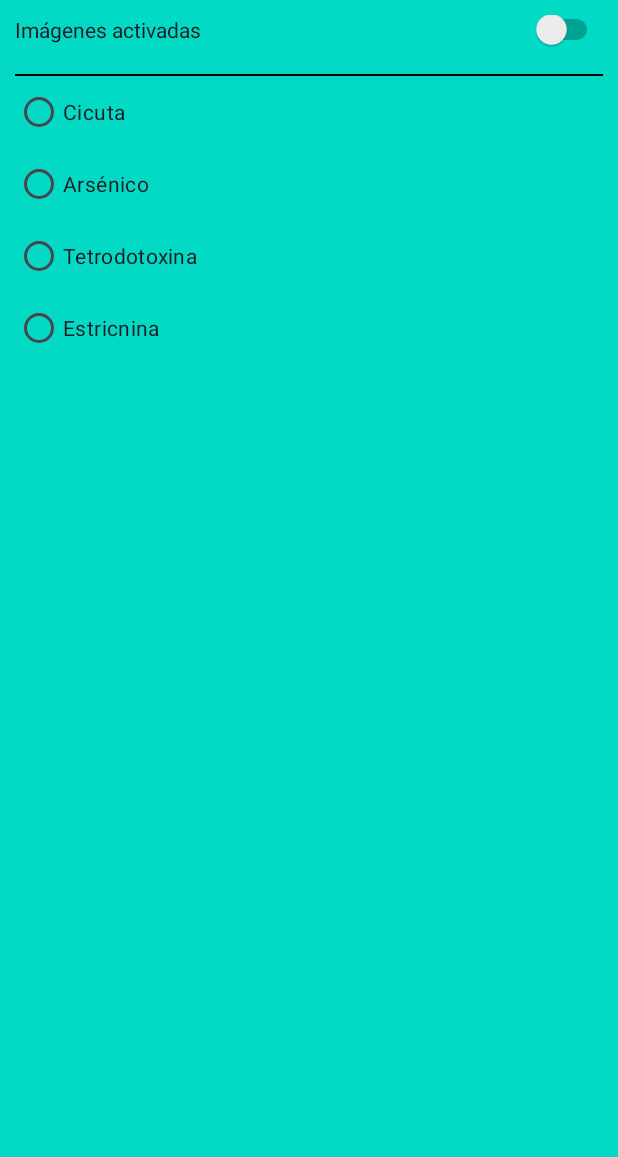
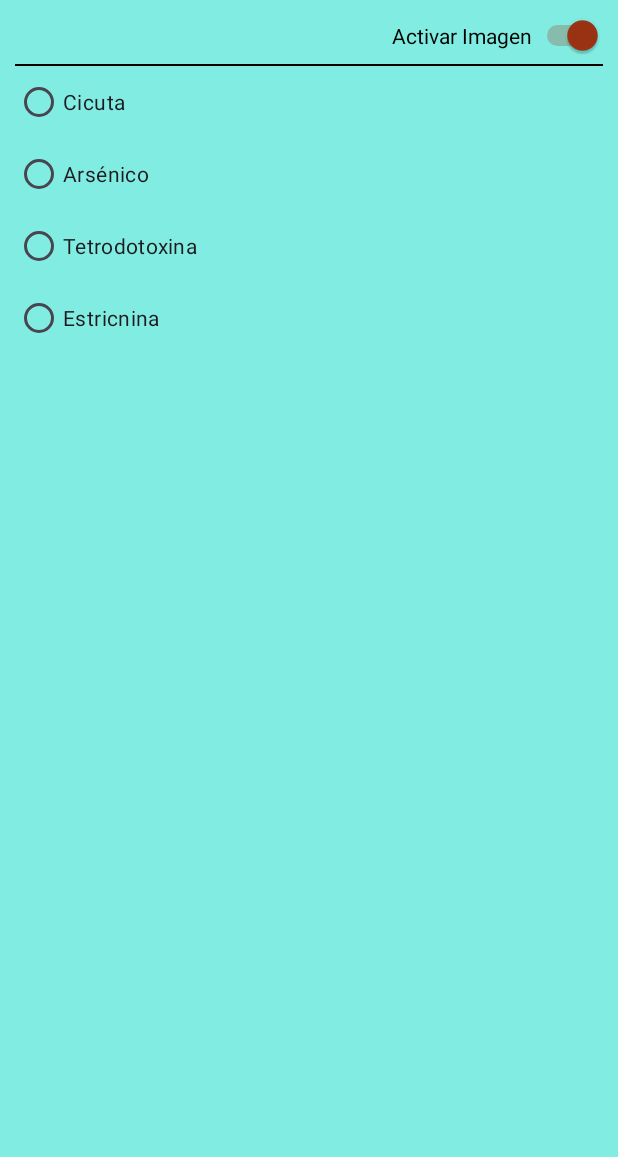
Before and after one commit to josebailoneduca/PMDMO_chooseyourpoiso, an Android app: the screen it shows after launch (MainActivity), on a phone screen of 412 x 824 dp, the part 79-1236 px from its top. Run offline under Robolectric (Android 15) with nearby library versions, the light colour scheme and no system bars.

Commit message:
Terminado a falta de retoque de color

```diff
--- a/app/src/main/AndroidManifest.xml
+++ b/app/src/main/AndroidManifest.xml
@@ -14,7 +14,9 @@
         tools:targetApi="31">
         <activity
             android:name=".MainActivity"
-            android:exported="true">
+            android:exported="true"
+            android:screenOrientation="portrait"
+            >
             <intent-filter>
                 <action android:name="android.intent.action.MAIN" />
 
--- a/app/src/main/java/com/example/pickyourpoison/MainActivity.kt
+++ b/app/src/main/java/com/example/pickyourpoison/MainActivity.kt
@@ -2,10 +2,71 @@ package com.example.pickyourpoison
 
 import androidx.appcompat.app.AppCompatActivity
 import android.os.Bundle
+import android.util.Log
+import android.view.View
+import android.widget.CompoundButton
+import android.widget.ImageView
+import android.widget.RadioGroup
+import android.widget.Switch
+import android.widget.TextView
 
-class MainActivity : AppCompatActivity() {
+class MainActivity : AppCompatActivity()  {
+    //Referencias a elementos de la interface
+    private var radioGroup: RadioGroup? = null
+    private var switchImagenes: Switch? = null
+    private var descripcion: TextView? = null
+    private var imagen: ImageView? = null
+
     override fun onCreate(savedInstanceState: Bundle?) {
         super.onCreate(savedInstanceState)
         setContentView(R.layout.activity_main)
+        recogerInterface()
+        agregarEventos()
+    }
+
+    private fun agregarEventos() {
+        //evento de seleccion de veneno
+        radioGroup?.setOnCheckedChangeListener { group, seleccion ->  actualizaDatos(seleccion) }
+        //control de visibilidad de la imagen
+        switchImagenes?.setOnCheckedChangeListener { boton,activo -> imagen?.visibility = if (activo) View.VISIBLE else View.INVISIBLE}
+    }
+
+    /**
+     * Relacion entre boton seleccionado e imagen y descripcion
+     * @param seleccion el boton seleccionado
+      */
+    private fun actualizaDatos(seleccion: Int) {
+        //imagen
+        var imagenId = when (seleccion){
+            R.id.radio1-> R.drawable.socrates
+            R.id.radio2->R.drawable.neron
+            R.id.radio3->R.drawable.cleopatra
+            R.id.radio4->R.drawable.alejandro
+            else -> -1
+        }
+        //descripcion
+        var texto=""
+        if (imagenId!=-1){
+            texto = when (seleccion){
+                R.id.radio1-> getString(R.string.etiqueta1)
+                R.id.radio2-> getString(R.string.etiqueta2)
+                R.id.radio3-> getString(R.string.etiqueta3)
+                R.id.radio4-> getString(R.string.etiqueta4)
+                else -> ""
+            }
+        }
+        //actualizacion en layout
+        if (imagenId!=-1) imagen?.setImageResource(imagenId)
+        descripcion?.setText(texto)
+    }
+
+    /**
+     * Recoge referencias a los objetos de la interface
+     */
+    private fun recogerInterface() {
+        radioGroup = findViewById(R.id.radioGroup)
+        switchImagenes = findViewById(R.id.switchImagenes)
+        descripcion = findViewById(R.id.descripcion)
+        imagen = findViewById(R.id.imagen)
     }
 }
--- a/app/src/main/res/layout/activity_main.xml
+++ b/app/src/main/res/layout/activity_main.xml
@@ -4,7 +4,7 @@
     xmlns:tools="http://schemas.android.com/tools"
     android:layout_width="match_parent"
     android:layout_height="match_parent"
-    android:background="@color/design_default_color_secondary"
+    android:background="#80ECE2"
     android:orientation="vertical"
     tools:context=".MainActivity">
 
@@ -26,22 +26,29 @@
         android:padding="10dp">
 
         <Switch
-            android:id="@+id/switch1"
+            android:id="@+id/switchImagenes"
             android:layout_width="match_parent"
             android:layout_height="wrap_content"
-            android:paddingBottom="20dp"
-            android:text="Imágenes activadas" />
+            android:checked="true"
+            android:text="Activar Imagen"
+            android:textAlignment="textEnd"
+            android:textColor="@color/design_default_color_on_secondary"
+            android:thumbTint="@color/light_primary"
+            android:trackTint="@color/light_primary" />
 
         <View
             android:id="@+id/view"
             android:layout_width="match_parent"
             android:layout_height="1dp"
+            android:layout_marginTop="5dp"
             android:background="#000000" />
 
         <RadioButton
             android:id="@+id/radio1"
+            style="@style/Widget.Material3.CompoundButton.RadioButton"
             android:layout_width="match_parent"
             android:layout_height="wrap_content"
+            android:buttonTint="@color/light_primary"
             android:checked="false"
             android:text="@string/nombreOpcion1" />
 
@@ -74,13 +81,12 @@
         android:layout_height="wrap_content"
         android:textAlignment="center"
         android:textSize="20sp"
-        tools:text="aslñdkfjasdlñ" />
+        tools:text="Texto de prueba" />
 
     <ImageView
-        android:id="@+id/imageView"
+        android:id="@+id/imagen"
         android:layout_width="match_parent"
-        android:layout_height="wrap_content"
-        android:padding="10dp"
+        android:layout_height="match_parent"
         tools:srcCompat="@drawable/ic_launcher_background" />
 
 
--- a/app/src/main/res/values/colors.xml
+++ b/app/src/main/res/values/colors.xml
@@ -2,4 +2,5 @@
 <resources>
     <color name="black">#FF000000</color>
     <color name="white">#FFFFFFFF</color>
+    <color name="light_primary">#9C3313</color>
 </resources>
--- a/app/src/main/res/values/themes.xml
+++ b/app/src/main/res/values/themes.xml
@@ -2,7 +2,7 @@
     <!-- Base application theme. -->
     <style name="Base.Theme.PickYourPoison" parent="Theme.Material3.DayNight.NoActionBar">
         <!-- Customize your light theme here. -->
-        <!-- <item name="colorPrimary">@color/my_light_primary</item> -->
+         <item name="colorPrimary">@color/light_primary</item>
     </style>
 
     <style name="Theme.PickYourPoison" parent="Base.Theme.PickYourPoison" />
```
